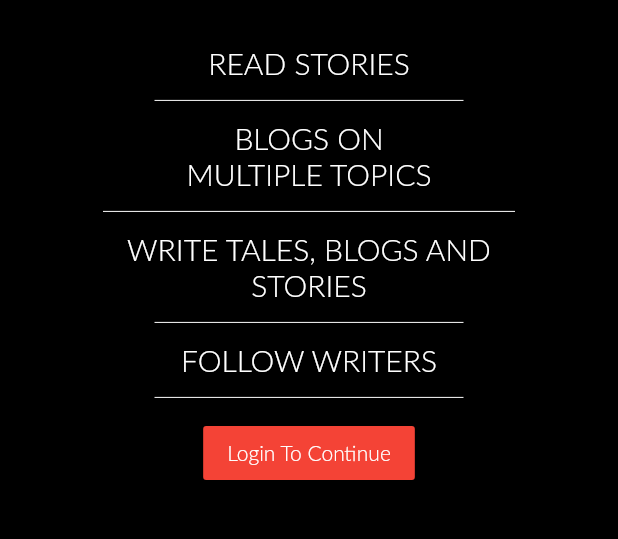
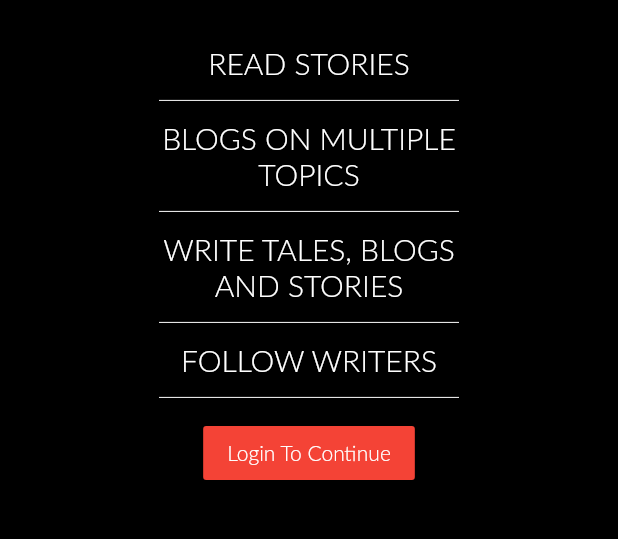
Before and after one commit to AlaaEdAouimeur/Flutter_SocialNetwork, a Flutter app: the screen it shows after launch, on a phone screen of 412 x 824 dp, the part 426-965 px from its top. Run offline on Flutter 3.47's test engine with Material 2 defaults, Android fonts, the phone set to English and light mode, and no system bars; our stand-ins replace cloud_firestore, eva_icons_flutter, firebase_auth, firebase_database, flutter_redux, google_sign_in and 3 more; missing offline and left inert: flutter_facebook_login, strings; accounts and stored records are empty.

Commit message:
Added helper classes for tutorial page and database

```diff
--- /dev/null
+++ b/lib/HelperClasses/TutorialPageHelperClass.dart
@@ -0,0 +1,63 @@
+import '../animations/slideAnimation.dart';
+import 'package:flutter/material.dart';
+import 'package:shared_preferences/shared_preferences.dart';
+import '../animations/dialogBoxAnimation.dart';
+
+class TutorialPageHelperClass {
+  TextStyle introTextStyle = TextStyle(
+    color: Colors.white,
+    fontSize: 20.0,
+  );
+
+  ShowUp tutorialPageText(int delay, String tutorialText) {
+    return ShowUp(
+      delay: delay,
+      child: Container(
+        width: 200,
+        child: Text(
+          tutorialText,
+          style: introTextStyle,
+          textAlign: TextAlign.center,
+        ),
+      ),
+    );
+  }
+
+  ShowUp tutorialPageDivider(int delay) {
+    return ShowUp(
+      delay: delay,
+      child: Container(
+        width: 200,
+        margin: EdgeInsets.only(top: 5.0, bottom: 5.0),
+        child: Divider(
+          color: Colors.white,
+        ),
+      ),
+    );
+  }
+
+  ShowUp tutorialPageLoginButton(int delay, BuildContext context) {
+    return ShowUp(
+      delay: delay,
+      child: RaisedButton(
+        color: Colors.red,
+        child: Text(
+          "Login To Continue",
+          style: TextStyle(color: Colors.white),
+        ),
+        onPressed: () => {
+          print("Pressed"),
+          SharedPreferences.getInstance().then((prefs) => {
+//                              prefs.setBool("firstUse", false),
+//                              viewModel.changeFirstTimeState(false),
+            showDialog(
+                context: context,
+                builder: (BuildContext context) {
+                  return DialogBox();
+                })
+          }),
+        },
+      ),
+    );
+  }
+}
--- a/lib/database/databaseReferences.dart
+++ b/lib/database/databaseReferences.dart
@@ -3,11 +3,13 @@ import 'package:cloud_firestore/cloud_firestore.dart';
 class DatabaseReferences {
   CollectionReference postDatabaseReference,
       userDatabaseReference, categoryDatabaseReference;
+  Firestore firestore;
 
   DatabaseReferences() {
-    final Firestore firestore = Firestore.instance;
+    firestore = Firestore.instance;
     postDatabaseReference = firestore.collection('posts');
     userDatabaseReference = firestore.collection('users');
     categoryDatabaseReference = firestore.collection('categories');
   }
+
 }
--- a/lib/pages/tutorial_page.dart
+++ b/lib/pages/tutorial_page.dart
@@ -1,8 +1,7 @@
 import 'package:flutter/material.dart';
-import 'package:shared_preferences/shared_preferences.dart';
 import '../viewModel/userProfileTab.dart';
 import '../animations/slideAnimation.dart';
-import '../animations/dialogBoxAnimation.dart';
+import '../HelperClasses/TutorialPageHelperClass.dart';
 
 class TutorialPage extends StatefulWidget {
   final ViewModel viewModel;
@@ -14,19 +13,21 @@ class TutorialPage extends StatefulWidget {
 
 class TutorialPageState extends State<TutorialPage> {
   ViewModel viewModel;
-
   TutorialPageState(this.viewModel);
+  TutorialPageHelperClass tutorialPageHelperClass;
 
   @override
   void initState() {
     super.initState();
+    tutorialPageHelperClass = new TutorialPageHelperClass();
+  }
+
+  @override
+  void dispose() {
+    super.dispose();
   }
 
   Widget build(BuildContext context) {
-    TextStyle introTextStyle = TextStyle(
-      color: Colors.white,
-      fontSize: 20.0,
-    );
 
     return Material(
       child: Container(
@@ -42,108 +43,18 @@ class TutorialPageState extends State<TutorialPage> {
                   width: 70,
                 ),
               ),
-              SizedBox(height: 30.0,),
-              ShowUp(
-                delay: 1300,
-                child: Container(
-                  child: Text(
-                    "READ STORIES",
-                    style: introTextStyle,
-                    textAlign: TextAlign.center,
-                  ),
-                ),
+              SizedBox(
+                height: 30.0,
               ),
-              ShowUp(
-                delay: 2400,
-                child: Container(
-                  width: MediaQuery.of(context).size.width / 2,
-                  margin: EdgeInsets.only(top: 5.0, bottom: 5.0),
-                  child: Divider(
-                    color: Colors.white,
-                  ),
-                ),
-              ),
-              ShowUp(
-                delay: 2500,
-                child: Container(
-                  child: Text(
-                    "BLOGS ON \nMULTIPLE TOPICS",
-                    style: introTextStyle,
-                    textAlign: TextAlign.center,
-                  ),
-                ),
-              ),
-              ShowUp(
-                delay: 3600,
-                child: Container(
-                  width: MediaQuery.of(context).size.width / 1.5,
-                  margin: EdgeInsets.only(top: 5.0, bottom: 5.0),
-                  child: Divider(
-                    color: Colors.white,
-                  ),
-                ),
-              ),
-              ShowUp(
-                delay: 3700,
-                child: Container(
-                  width: MediaQuery.of(context).size.width / 1.5,
-                  child: Text(
-                    "WRITE TALES, BLOGS AND STORIES",
-                    style: introTextStyle,
-                    textAlign: TextAlign.center,
-                  ),
-                ),
-              ),
-              ShowUp(
-                delay: 4800,
-                child: Container(
-                  width: MediaQuery.of(context).size.width / 2,
-                  margin: EdgeInsets.only(top: 5.0, bottom: 5.0),
-                  child: Divider(
-                    color: Colors.white,
-                  ),
-                ),
-              ),
-              ShowUp(
-                delay: 4900,
-                child: Container(
-                  child: Text(
-                    "FOLLOW WRITERS",
-                    style: introTextStyle,
-                    textAlign: TextAlign.center,
-                  ),
-                ),
-              ),
-              ShowUp(
-                delay: 6100,
-                child: Container(
-                  width: MediaQuery.of(context).size.width / 2,
-                  margin: EdgeInsets.only(top: 5.0, bottom: 5.0),
-                  child: Divider(
-                    color: Colors.white,
-                  ),
-                ),
-              ),
-              ShowUp(
-                delay: 6200,
-                child: RaisedButton(
-                  color: Colors.red,
-                  child: Text(
-                    "Login To Continue",
-                    style: TextStyle(color: Colors.white),
-                  ),
-                  onPressed: () => {
-                        print("Pressed"),
-                        SharedPreferences.getInstance().then((prefs) => {
-//                              prefs.setBool("firstUse", false),
-//                              viewModel.changeFirstTimeState(false),
-                              showDialog(context: context, builder: (BuildContext context) {
-                                return DialogBox();
-                              })
-                            }),
-                      },
-                ),
-              ),
+              tutorialPageHelperClass.tutorialPageText(1300,  "READ STORIES"),
+              tutorialPageHelperClass.tutorialPageDivider(2400),
+              tutorialPageHelperClass.tutorialPageText(2500,  "BLOGS ON MULTIPLE TOPICS"),
+              tutorialPageHelperClass.tutorialPageDivider(3600),
+              tutorialPageHelperClass.tutorialPageText(3700,  "WRITE TALES, BLOGS AND STORIES"),
+              tutorialPageHelperClass.tutorialPageDivider(4800),
+              tutorialPageHelperClass.tutorialPageText(4900,  "FOLLOW WRITERS"),
+              tutorialPageHelperClass.tutorialPageDivider(6100),
+              tutorialPageHelperClass.tutorialPageLoginButton(6200, context),
             ],
           )),
     );
```
Also changed, not shown: lib/HelperClasses/DatabaseHelperClass.dart (added, +36 -0 lines), lib/animations/dialogBoxAnimation.dart (+22 -5 lines), lib/custom/my_flutter_app_icons.dart (deleted, +0 -35 lines).
